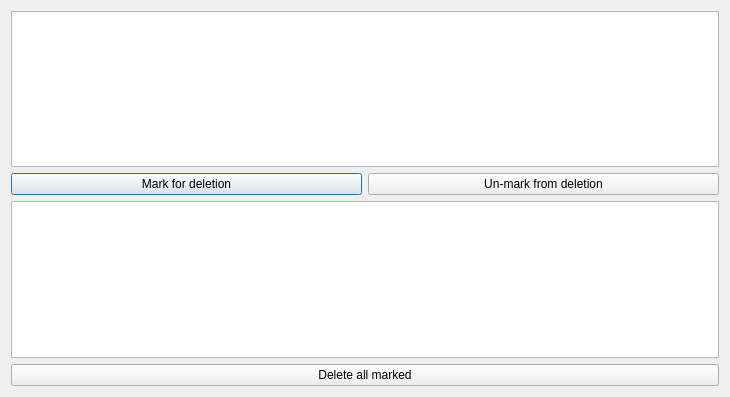
Before: the Qt Designer form Skil 3/UI/deletelink.ui in SenpaiPlz/0011Week, drawn with Qt 5.
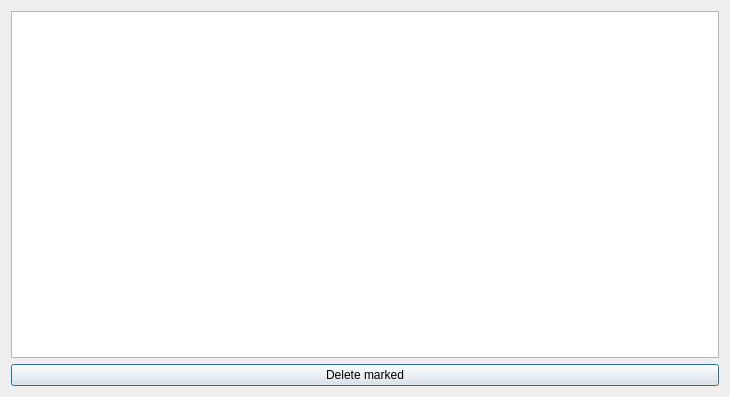
After: the same form once the commit is applied.

Commit message: delete link

Diff of the .ui file:
```diff
--- a/Skil 3/UI/deletelink.ui
+++ b/Skil 3/UI/deletelink.ui
@@ -21,37 +21,24 @@
        <property name="editTriggers">
         <set>QAbstractItemView::NoEditTriggers</set>
        </property>
+       <property name="selectionMode">
+        <enum>QAbstractItemView::SingleSelection</enum>
+       </property>
+       <property name="selectionBehavior">
+        <enum>QAbstractItemView::SelectRows</enum>
+       </property>
+       <attribute name="verticalHeaderVisible">
+        <bool>false</bool>
+       </attribute>
       </widget>
      </item>
      <item>
-      <layout class="QHBoxLayout" name="horizontalLayout">
-       <item>
-        <widget class="QPushButton" name="button_mark">
-         <property name="text">
-          <string>Mark for deletion</string>
-         </property>
-        </widget>
-       </item>
-       <item>
-        <widget class="QPushButton" name="button_unmark">
-         <property name="text">
-          <string>Un-mark from deletion</string>
-         </property>
-        </widget>
-       </item>
-      </layout>
+      <layout class="QHBoxLayout" name="horizontalLayout"/>
      </item>
      <item>
-      <widget class="QTableWidget" name="table_delete">
-       <property name="editTriggers">
-        <set>QAbstractItemView::NoEditTriggers</set>
-       </property>
-      </widget>
-     </item>
-     <item>
-      <widget class="QPushButton" name="button_delete_all">
+      <widget class="QPushButton" name="button_delete">
        <property name="text">
-        <string>Delete all marked</string>
+        <string>Delete marked</string>
        </property>
       </widget>
      </item>
```
Left out of the diff: 2 changed lines with no effect on the pictures. The commit also changes 2 other files.
